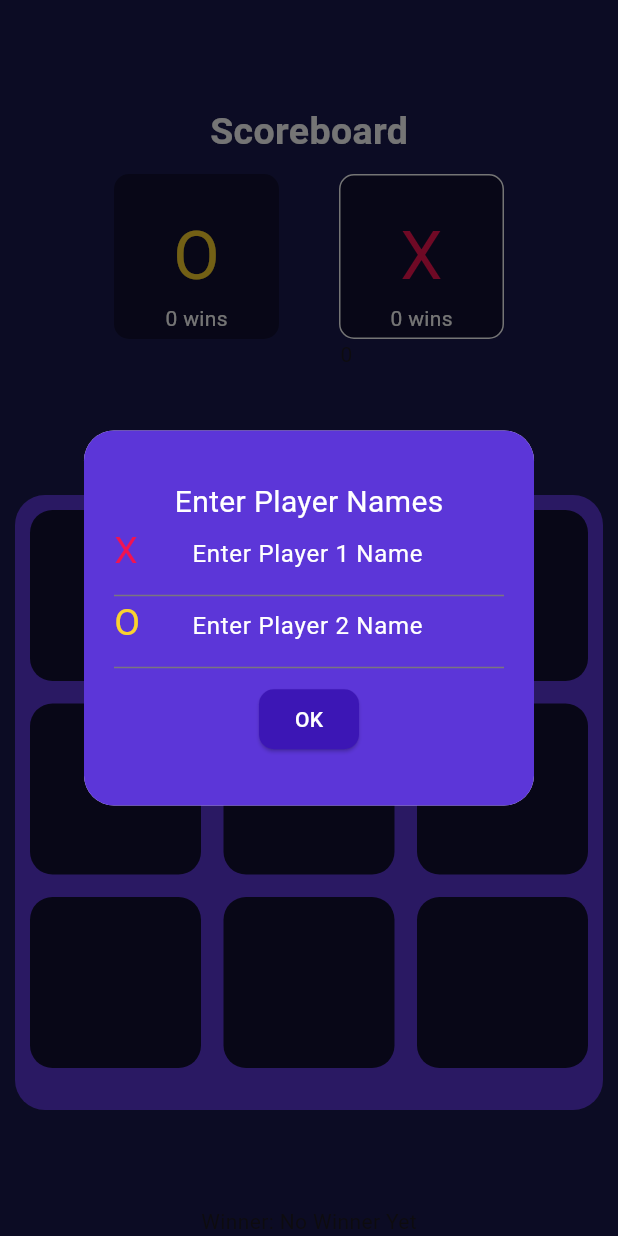
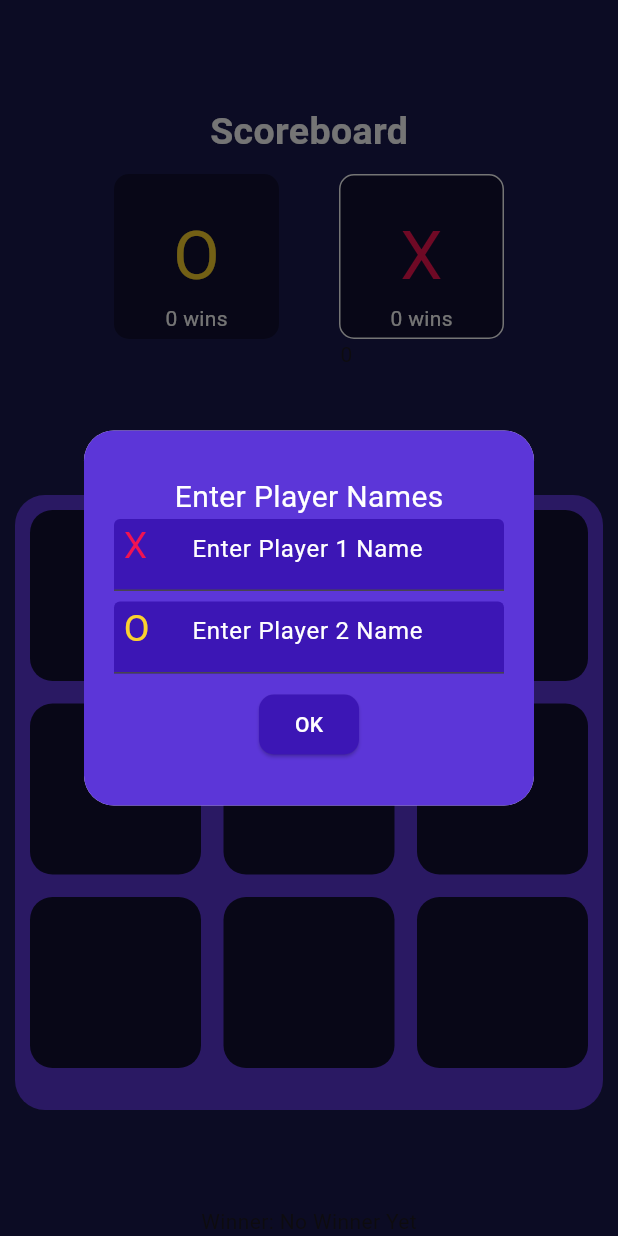
Before and after one commit to 3SyedShayan/Tic-Tac-Toe, a Flutter app: the screen it shows after launch, on a phone screen of 412 x 824 dp. Run offline on Flutter 3.47's test engine with Material 3 defaults, Android fonts, the phone set to English and light mode, and no system bars; our stand-ins replace flutter_riverpod, google_fonts.

Commit message:
Dialog Box Improved

```diff
--- a/lib/screens/home.dart
+++ b/lib/screens/home.dart
@@ -44,7 +44,7 @@ class _HomeScreenState extends ConsumerState<HomeScreen> {
               child: Padding(
                 padding: const EdgeInsets.all(10.0),
                 child: Container(
-                  width: 450, // Adjust as needed
+                  width: 450,
                   height: 410,
                   decoration: BoxDecoration(
                     borderRadius: BorderRadius.circular(20),
--- a/lib/widgets/name_dialog.dart
+++ b/lib/widgets/name_dialog.dart
@@ -33,8 +33,10 @@ class NameDialog extends ConsumerWidget {
               controller: player1Controller,
               cursorColor: Colors.green,
               decoration: InputDecoration(
+                fillColor: Color.fromRGBO(60, 22, 181, 1),
+                filled: true,
                 prefixIcon: Text(
-                  "X",
+                  " X",
                   style: GoogleFonts.cherryBombOne(
                     color: Color.fromRGBO(241, 19, 81, 1),
                     fontSize: 25,
@@ -47,25 +49,22 @@ class NameDialog extends ConsumerWidget {
                 ),
               ),
             ),
+            SizedBox(height: 7),
             TextField(
               style: TextStyle(color: Colors.white),
               controller: player2Controller,
 
               decoration: InputDecoration(
+                fillColor: Color.fromRGBO(60, 22, 181, 1),
+                filled: true,
                 prefixIcon: Text(
-                  "O",
+                  " O",
                   style: GoogleFonts.cherryBombOne(
                     color: Color.fromRGBO(251, 210, 46, 1),
                     fontSize: 25,
                   ),
                 ),
-                // prefix: Text(
-                //   "O",
-                //   style: GoogleFonts.cherryBombOne(
-                //     color: Color.fromRGBO(251, 210, 46, 1),
-                //     fontSize: 20,
-                //   ),
-                // ),
+
                 hintText: "Enter Player 2 Name",
                 hintStyle: TextStyle(color: Colors.white),
                 focusedBorder: UnderlineInputBorder(
```
